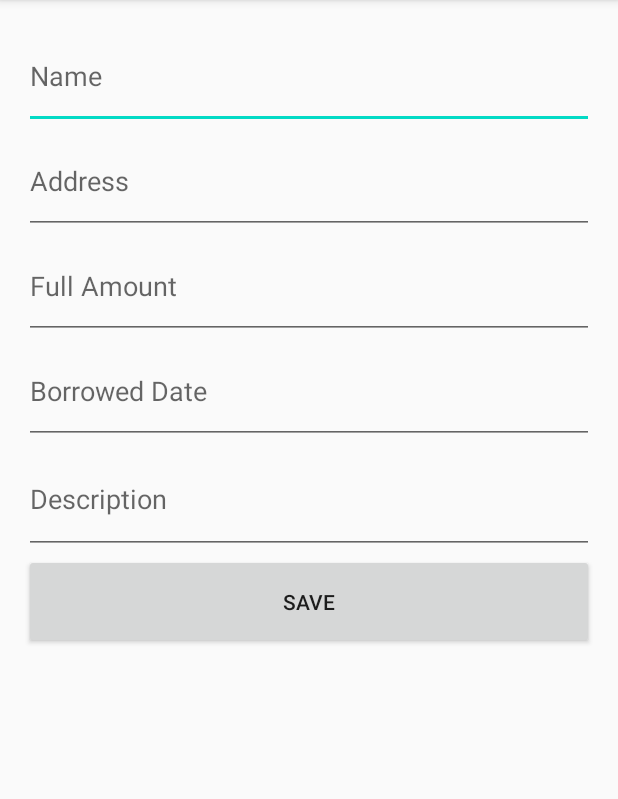
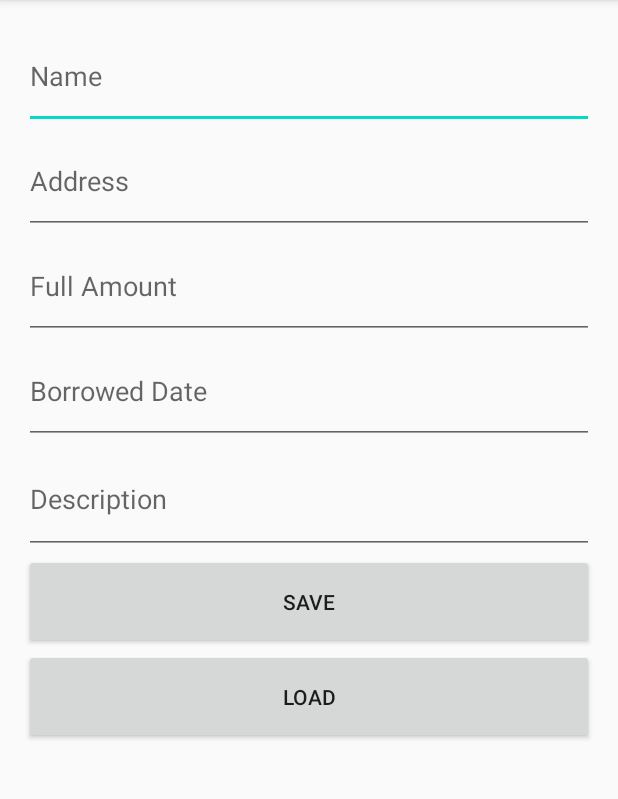
Before and after one commit to nilanmeegoda99/Android-Firebase-CRUD-WeRentApp-MAD, an Android app: the screen it shows after launch (MainActivity), on a phone screen of 412 x 824 dp, the part 84-883 px from its top. Run offline under Robolectric (Android 15) with nearby library versions, the phone set to English and light mode, and no system bars; our stand-ins replace Firebase (no records; nobody signed in at launch, a user with empty details on screens opened directly).

Commit message:
Load delivery function

```diff
--- a/app/src/main/res/layout/activity_main.xml
+++ b/app/src/main/res/layout/activity_main.xml
@@ -50,4 +50,16 @@
         android:onClick="saveNote"
         android:text="Save" />
 
+    <Button
+        android:layout_width="match_parent"
+        android:layout_height="63dp"
+        android:onClick="loadNote"
+        android:text="LOAD" />
+
+    <TextView
+        android:id="@+id/text_view_data"
+        android:layout_width="wrap_content"
+        android:layout_height="wrap_content"
+        android:textSize="15sp"/>
+
 </LinearLayout>
```
Also changed, not shown: app/src/main/java/com/example/werentapp/MainActivity.java (+43 -1 lines).
